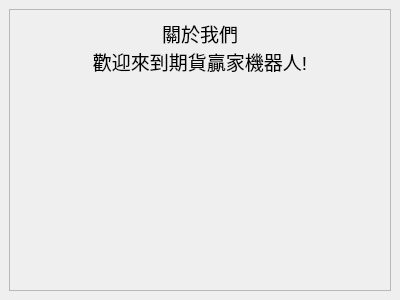
Above: AboutUS.ui from allen93075/Winner before the change. Below: the same form after it.
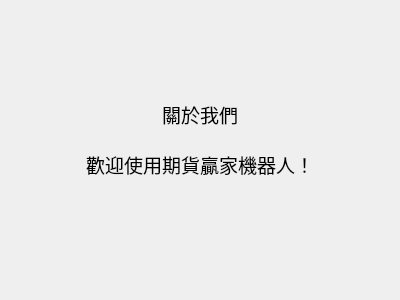
That is the form after the change.

Commit message: 介面調整、Title更改、AboutUS更改為widget-form、menu修改

The edit to the form file:
```diff
--- a/AboutUS.ui
+++ b/AboutUS.ui
@@ -1,7 +1,7 @@
 <?xml version="1.0" encoding="UTF-8"?>
 <ui version="4.0">
- <class>MainWindow</class>
- <widget class="QMainWindow" name="MainWindow">
+ <class>Form</class>
+ <widget class="QWidget" name="Form">
   <property name="geometry">
    <rect>
     <x>0</x>
@@ -11,44 +11,93 @@
    </rect>
   </property>
   <property name="windowTitle">
-   <string>MainWindow</string>
-  </property>
-  <widget class="QWidget" name="centralwidget">
-   <layout class="QGridLayout" name="gridLayout">
-    <item row="0" column="0">
-     <widget class="QFrame" name="frame">
-      <property name="frameShape">
-       <enum>QFrame::StyledPanel</enum>
-      </property>
-      <property name="frameShadow">
-       <enum>QFrame::Raised</enum>
-      </property>
-      <property name="lineWidth">
-       <number>0</number>
+   <string>Form</string>
       </property>
       <layout class="QGridLayout" name="gridLayout_2">
-       <item row="0" column="0">
+   <item row="2" column="1">
+    <layout class="QGridLayout" name="gridLayout">
+     <item row="0" column="1">
+      <spacer name="horizontalSpacer_3">
+       <property name="orientation">
+        <enum>Qt::Horizontal</enum>
+       </property>
+       <property name="sizeHint" stdset="0">
+        <size>
+         <width>40</width>
+         <height>20</height>
+        </size>
+       </property>
+      </spacer>
+     </item>
+     <item row="1" column="1">
         <widget class="QLabel" name="label">
+       <property name="sizePolicy">
+        <sizepolicy hsizetype="Expanding" vsizetype="Expanding">
+         <horstretch>0</horstretch>
+         <verstretch>0</verstretch>
+        </sizepolicy>
+       </property>
          <property name="font">
           <font>
            <pointsize>14</pointsize>
           </font>
          </property>
+       <property name="frameShape">
+        <enum>QFrame::NoFrame</enum>
+       </property>
          <property name="text">
           <string>關於我們
-歡迎來到期貨贏家機器人!
+
+歡迎使用期貨贏家機器人！
 </string>
          </property>
          <property name="alignment">
-          <set>Qt::AlignHCenter|Qt::AlignTop</set>
+        <set>Qt::AlignCenter</set>
          </property>
         </widget>
        </item>
-      </layout>
-     </widget>
-    </item>
-   </layout>
-  </widget>
+     <item row="1" column="0">
+      <spacer name="horizontalSpacer">
+       <property name="orientation">
+        <enum>Qt::Horizontal</enum>
+       </property>
+       <property name="sizeHint" stdset="0">
+        <size>
+         <width>40</width>
+         <height>20</height>
+        </size>
+       </property>
+      </spacer>
+     </item>
+     <item row="1" column="2">
+      <spacer name="horizontalSpacer_2">
+       <property name="orientation">
+        <enum>Qt::Horizontal</enum>
+       </property>
+       <property name="sizeHint" stdset="0">
+        <size>
+         <width>40</width>
+         <height>20</height>
+        </size>
+       </property>
+      </spacer>
+     </item>
+     <item row="2" column="1">
+      <spacer name="horizontalSpacer_4">
+       <property name="orientation">
+        <enum>Qt::Horizontal</enum>
+       </property>
+       <property name="sizeHint" stdset="0">
+        <size>
+         <width>40</width>
+         <height>20</height>
+        </size>
+       </property>
+      </spacer>
+     </item>
+    </layout>
+   </item>
+  </layout>
  </widget>
  <resources/>
  <connections/>
```
Left out of the diff: 3 changed lines with no effect on the pictures. Lines whose indentation alone changed are shown as unchanged. The commit also changes 6 other files.
